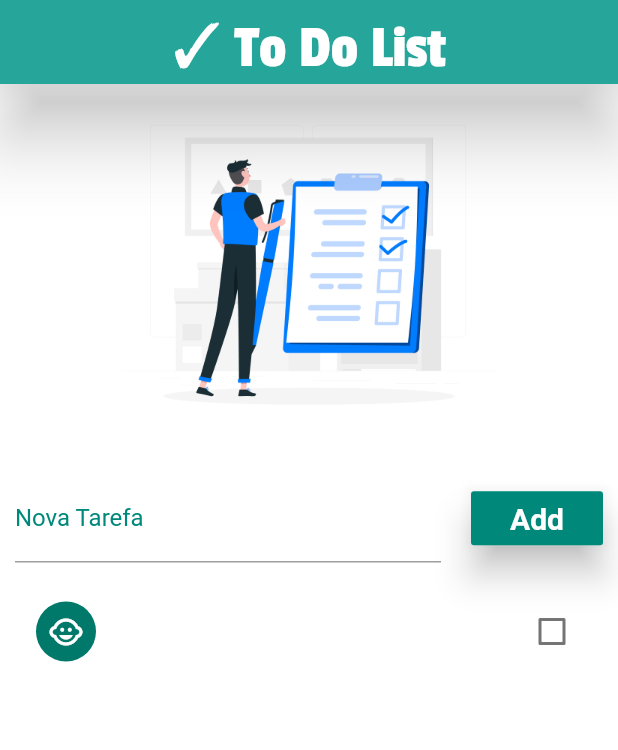
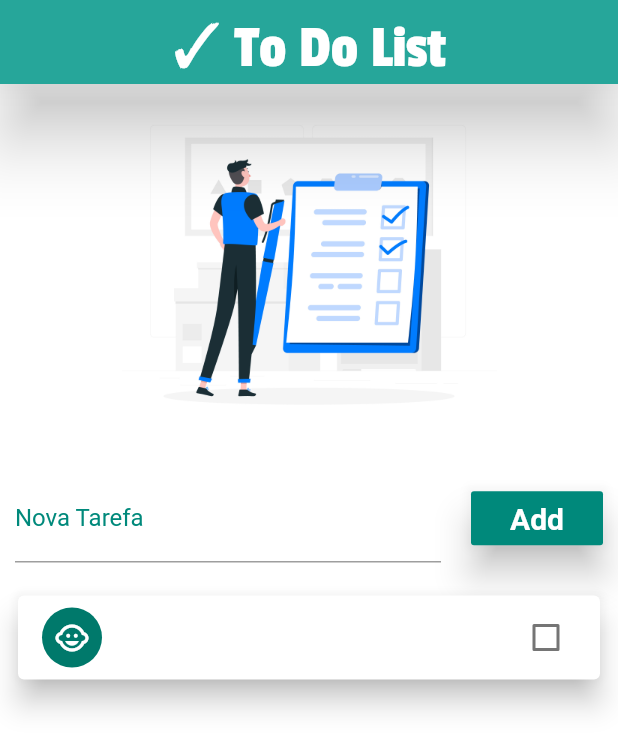
Before and after one commit to guilhermtorres/lista_tarefas, a Flutter app: the screen it shows after launch, after a tap on "Add", on a phone screen of 412 x 824 dp. Shown: the top 750 px of the screen. Run offline on Flutter 3.47's test engine with Material 2 defaults, Android fonts, the phone set to English and light mode, and no system bars.

```diff
--- a/lib/src/views/home_views.dart
+++ b/lib/src/views/home_views.dart
@@ -12,6 +12,8 @@ class HomeView extends StatefulWidget {
 class _HomeViewState extends State<HomeView> {
   final toDoController = TextEditingController();
   List toDoList = [];
+  Map<String, dynamic> lastRemoved;
+  int lastRemovedPosition;
 
   @override
   void initState() {
@@ -118,13 +120,54 @@ class _HomeViewState extends State<HomeView> {
         color: Colors.red,
         child: Align(
           alignment: Alignment(-0.9, 0.0),
-          child: Icon(
+          child: Row(
+            children: <Widget>[
+              Icon(
                 Icons.delete,
                 color: Colors.white,
+              ),
+              Text(
+                '  Excluir Tarefa!',
+                style: TextStyle(
+                  color: Colors.white,
+                  fontSize: 16,
+                  fontWeight: FontWeight.bold,
+                ),
+              )
+            ],
           ),
         ),
       ),
       direction: DismissDirection.startToEnd,
+      onDismissed: (direction) {
+        setState(() {
+          lastRemoved = Map.from(toDoList[index]);
+          lastRemovedPosition = index;
+          toDoList.removeAt(index);
+          saveData();
+
+          final snack = SnackBar(
+            content: Text(
+              'Tarefa \"${lastRemoved['title']}\" removida!',
+            ),
+            action: SnackBarAction(
+              label: 'Desfazer',
+              onPressed: () {
+                setState(() {
+                  toDoList.insert(lastRemovedPosition, lastRemoved);
+                  saveData();
+                });
+              },
+            ),
+            duration: Duration(seconds: 3),
+          );
+
+          Scaffold.of(context).removeCurrentSnackBar();
+          Scaffold.of(context).showSnackBar(snack);
+        });
+      },
+      child: Card(
+        elevation: 8,
         child: CheckboxListTile(
           onChanged: (check) {
             setState(() {
@@ -137,6 +180,7 @@ class _HomeViewState extends State<HomeView> {
           secondary: CircleAvatar(
             child: Icon(
               toDoList[index]['ok'] ? Icons.check : Icons.child_care,
+            ),
           ),
         ),
       ),
```
Lines whose indentation alone changed are shown as unchanged.
